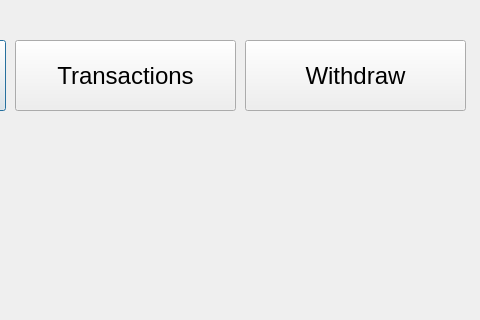
First picture: the form in bank-automat/mainmenu.ui, repository alavuvi/atm-simulator-project, before the edit; both pictures show x 225 to 705 and y 150 to 470 of the 705 by 470 pixel window.
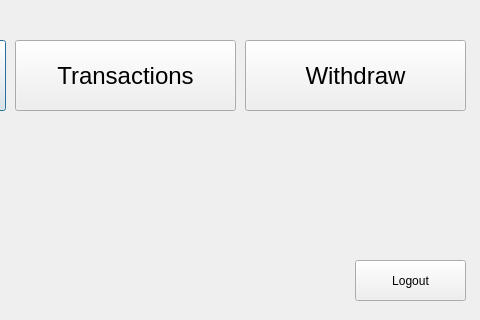
Second picture: the form after the edit.

Commit message: logout tehty päävalikkoon

The edit to the form file:
```diff
--- a/bank-automat/mainmenu.ui
+++ b/bank-automat/mainmenu.ui
@@ -85,6 +85,19 @@
     <string>Withdraw</string>
    </property>
   </widget>
+  <widget class="QPushButton" name="btnLogout">
+   <property name="geometry">
+    <rect>
+     <x>580</x>
+     <y>410</y>
+     <width>111</width>
+     <height>41</height>
+    </rect>
+   </property>
+   <property name="text">
+    <string>Logout</string>
+   </property>
+  </widget>
  </widget>
  <resources/>
  <connections/>
```
The commit also changes 3 other files.
